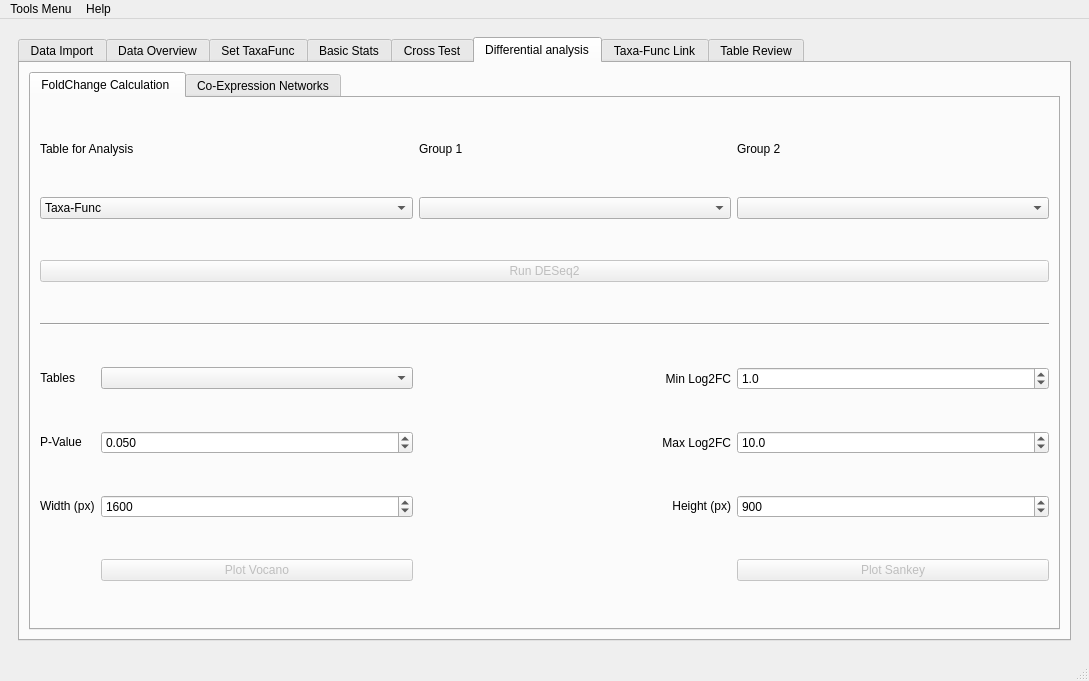
Before: the Qt Designer form utils/MetaX_GUI/MainWindow.ui in byemaxx/MetaX, drawn with Qt 5.
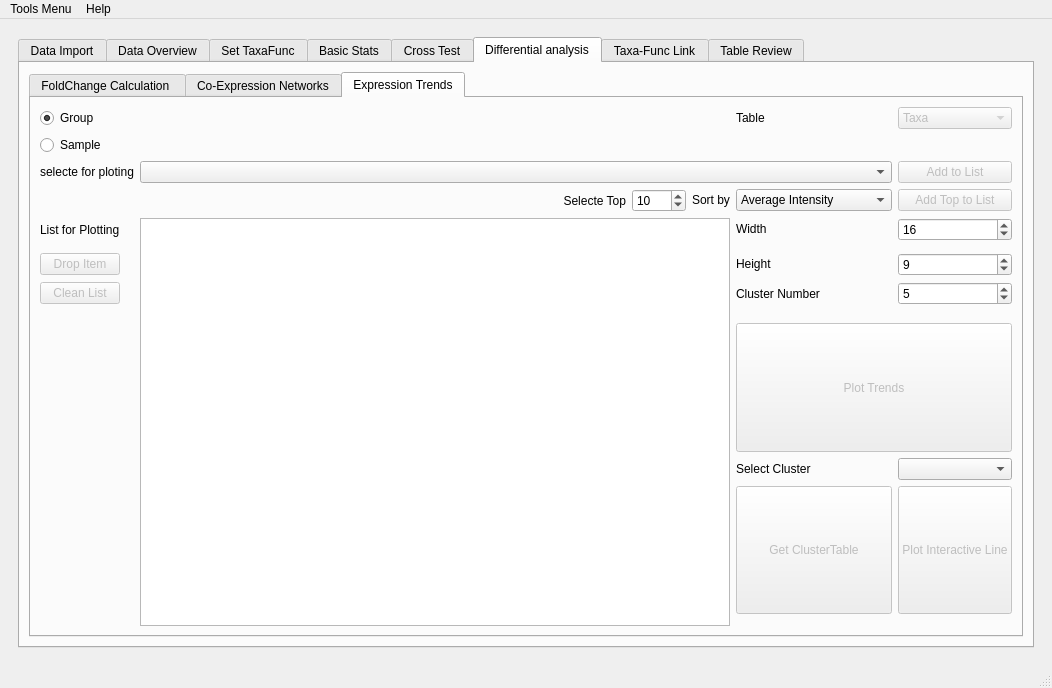
After: the same form once the commit is applied. The open tabs and pages were chosen to show the change.

What changed in the file:
```diff
--- a/utils/MetaX_GUI/MainWindow.ui
+++ b/utils/MetaX_GUI/MainWindow.ui
@@ -6,8 +6,8 @@
    <rect>
     <x>0</x>
     <y>0</y>
-    <width>1089</width>
-    <height>681</height>
+    <width>1052</width>
+    <height>688</height>
    </rect>
   </property>
   <property name="sizePolicy">
@@ -1967,7 +1967,7 @@
             <string>Differential analysis</string>
            </attribute>
            <layout class="QGridLayout" name="gridLayout_12">
-            <item row="0" column="1">
+            <item row="0" column="0">
              <widget class="QTabWidget" name="tabWidget">
               <property name="currentIndex">
                <number>0</number>
@@ -2697,6 +2697,412 @@
                 </item>
                </layout>
               </widget>
+              <widget class="QWidget" name="tab_15">
+               <attribute name="title">
+                <string>Expression Trends</string>
+               </attribute>
+               <layout class="QGridLayout" name="gridLayout_34">
+                <item row="0" column="0">
+                 <layout class="QGridLayout" name="gridLayout_33">
+                  <item row="11" column="4">
+                   <widget class="QLabel" name="label_95">
+                    <property name="text">
+                     <string>Cluster Number</string>
+                    </property>
+                   </widget>
+                  </item>
+                  <item row="3" column="3">
+                   <widget class="QLabel" name="label_91">
+                    <property name="sizePolicy">
+                     <sizepolicy hsizetype="Fixed" vsizetype="Fixed">
+                      <horstretch>0</horstretch>
+                      <verstretch>0</verstretch>
+                     </sizepolicy>
+                    </property>
+                    <property name="text">
+                     <string>Sort by</string>
+                    </property>
+                   </widget>
+                  </item>
+                  <item row="10" column="0">
+                   <widget class="QPushButton" name="pushButton_trends_drop_item">
+                    <property name="enabled">
+                     <bool>false</bool>
+                    </property>
+                    <property name="sizePolicy">
+                     <sizepolicy hsizetype="Fixed" vsizetype="Fixed">
+                      <horstretch>0</horstretch>
+                      <verstretch>0</verstretch>
+                     </sizepolicy>
+                    </property>
+                    <property name="text">
+                     <string>Drop Item</string>
+                    </property>
+                   </widget>
+                  </item>
+                  <item row="0" column="4">
+                   <widget class="QLabel" name="label_96">
+                    <property name="text">
+                     <string>Table</string>
+                    </property>
+                   </widget>
+                  </item>
+                  <item row="8" column="5">
+                   <widget class="QSpinBox" name="spinBox_trends_width">
+                    <property name="minimum">
+                     <number>1</number>
+                    </property>
+                    <property name="maximum">
+                     <number>200</number>
+                    </property>
+                    <property name="value">
+                     <number>16</number>
+                    </property>
+                   </widget>
+                  </item>
+                  <item row="16" column="5">
+                   <widget class="QPushButton" name="pushButton_trends_plot_interactive_line">
+                    <property name="enabled">
+                     <bool>false</bool>
+                    </property>
+                    <property name="sizePolicy">
+                     <sizepolicy hsizetype="Minimum" vsizetype="MinimumExpanding">
+                      <horstretch>0</horstretch>
+                      <verstretch>0</verstretch>
+                     </sizepolicy>
+                    </property>
+                    <property name="text">
+                     <string>Plot Interactive Line</string>
+                    </property>
+                   </widget>
+                  </item>
+                  <item row="11" column="0">
+                   <widget class="QPushButton" name="pushButton_trends_clean_list">
+                    <property name="enabled">
+                     <bool>false</bool>
+                    </property>
+                    <property name="sizePolicy">
+                     <sizepolicy hsizetype="Fixed" vsizetype="Fixed">
+                      <horstretch>0</horstretch>
+                      <verstretch>0</verstretch>
+                     </sizepolicy>
+                    </property>
+                    <property name="text">
+                     <string>Clean List</string>
+                    </property>
+                   </widget>
+                  </item>
+                  <item row="3" column="5">
+                   <widget class="QPushButton" name="pushButton_trends_add_top">
+                    <property name="enabled">
+                     <bool>false</bool>
+                    </property>
+                    <property name="sizePolicy">
+                     <sizepolicy hsizetype="Preferred" vsizetype="Fixed">
+                      <horstretch>0</horstretch>
+                      <verstretch>0</verstretch>
+                     </sizepolicy>
+                    </property>
+                    <property name="text">
+                     <string>Add Top to List</string>
+                    </property>
+                   </widget>
+                  </item>
+                  <item row="0" column="1" colspan="3">
+                   <layout class="QVBoxLayout" name="verticalLayout_trends_group"/>
+                  </item>
+                  <item row="8" column="4">
+                   <widget class="QLabel" name="label_97">
+                    <property name="sizePolicy">
+                     <sizepolicy hsizetype="Fixed" vsizetype="Fixed">
+                      <horstretch>0</horstretch>
+                      <verstretch>0</verstretch>
+                     </sizepolicy>
+                    </property>
+                    <property name="text">
+                     <string>Width</string>
+                    </property>
+                   </widget>
+                  </item>
+                  <item row="3" column="2">
+                   <widget class="QSpinBox" name="spinBox_trends_top_num">
+                    <property name="sizePolicy">
+                     <sizepolicy hsizetype="Preferred" vsizetype="Fixed">
+                      <horstretch>0</horstretch>
+                      <verstretch>0</verstretch>
+                     </sizepolicy>
+                    </property>
+                    <property name="minimum">
+                     <number>1</number>
+                    </property>
+                    <property name="maximum">
+                     <number>9999</number>
+                    </property>
+                    <property name="value">
+                     <number>10</number>
+                    </property>
+                   </widget>
+                  </item>
+                  <item row="8" column="0">
+                   <widget class="QLabel" name="label_98">
+                    <property name="text">
+                     <string>List for Plotting</string>
+                    </property>
+                   </widget>
+                  </item>
+                  <item row="15" column="4">
+                   <widget class="QLabel" name="label_93">
+                    <property name="text">
+                     <string>Select Cluster</string>
+                    </property>
+                   </widget>
+                  </item>
+                  <item row="16" column="4">
+                   <widget class="QPushButton" name="pushButton_trends_get_trends_table">
+                    <property name="enabled">
+                     <bool>false</bool>
+                    </property>
+                    <property name="sizePolicy">
+                     <sizepolicy hsizetype="Minimum" vsizetype="Preferred">
+                      <horstretch>0</horstretch>
+                      <verstretch>0</verstretch>
+                     </sizepolicy>
+                    </property>
+                    <property name="text">
+                     <string>Get ClusterTable</string>
+                    </property>
+                   </widget>
+                  </item>
+                  <item row="2" column="1" colspan="4">
+                   <widget class="QComboBox" name="comboBox_trends_selection_list">
+                    <property name="sizePolicy">
+                     <sizepolicy hsizetype="Preferred" vsizetype="Preferred">
+                      <horstretch>0</horstretch>
+                      <verstretch>0</verstretch>
+                     </sizepolicy>
+                    </property>
+                    <property name="minimumSize">
+                     <size>
+                      <width>650</width>
+                      <height>0</height>
+                     </size>
+                    </property>
+                   </widget>
+                  </item>
+                  <item row="3" column="1">
+                   <widget class="QLabel" name="label_99">
+                    <property name="sizePolicy">
+                     <sizepolicy hsizetype="Expanding" vsizetype="Preferred">
+                      <horstretch>0</horstretch>
+                      <verstretch>0</verstretch>
+                     </sizepolicy>
+                    </property>
+                    <property name="text">
+                     <string>Selecte Top</string>
+                    </property>
+                    <property name="alignment">
+                     <set>Qt::AlignRight|Qt::AlignTrailing|Qt::AlignVCenter</set>
+                    </property>
+                   </widget>
+                  </item>
+                  <item row="8" column="1" rowspan="11" colspan="3">
+                   <widget class="QListWidget" name="listWidget_trends_list_for_ploting">
+                    <property name="sizePolicy">
+                     <sizepolicy hsizetype="Preferred" vsizetype="Preferred">
+                      <horstretch>0</horstretch>
+                      <verstretch>0</verstretch>
+                     </sizepolicy>
+                    </property>
+                   </widget>
+                  </item>
+                  <item row="14" column="4" colspan="2">
+                   <widget class="QPushButton" name="pushButton_trends_plot_trends">
+                    <property name="enabled">
+                     <bool>false</bool>
+                    </property>
+                    <property name="sizePolicy">
+                     <sizepolicy hsizetype="Preferred" vsizetype="MinimumExpanding">
+                      <horstretch>0</horstretch>
+                      <verstretch>0</verstretch>
+                     </sizepolicy>
+                    </property>
+                    <property name="text">
+                     <string>Plot Trends</string>
+                    </property>
+                   </widget>
+                  </item>
+                  <item row="3" column="4">
+                   <widget class="QComboBox" name="comboBox_trends_top_by">
+                    <item>
+                     <property name="text">
+                      <string>Average Intensity</string>
+                     </property>
+                    </item>
+                    <item>
+                     <property name="text">
+                      <string>Total Intensity</string>
+                     </property>
+                    </item>
+                    <item>
+                     <property name="text">
+                      <string>Frequency in Samples</string>
+                     </property>
+                    </item>
+                    <item>
+                     <property name="text">
+                      <string>ANOVA(p-value)</string>
+                     </property>
+                    </item>
+                    <item>
+                     <property name="text">
+                      <string>ANOVA(f-statistic)</string>
+                     </property>
+                    </item>
+                    <item>
+                     <property name="text">
+                      <string>T-TEST(p-value)</string>
+                     </property>
+                    </item>
+                    <item>
+                     <property name="text">
+                      <string>T-TEST(t-statistic)</string>
+                     </property>
+                    </item>
+                    <item>
+                     <property name="text">
+                      <string>Deseq2-up(p-value)</string>
+                     </property>
+                    </item>
+                    <item>
+                     <property name="text">
+                      <string>Deseq2-down(p-value)</string>
+                     </property>
+                    </item>
+                    <item>
+                     <property name="text">
+                      <string>Deseq2-up(log2FC)</string>
+                     </property>
+                    </item>
+                    <item>
+                     <property name="text">
+                      <string>Deseq2-down(log2FC)</string>
+                     </property>
+                    </item>
+                   </widget>
+                  </item>
+                  <item row="0" column="0">
+                   <widget class="QRadioButton" name="radioButton_trends_group">
+                    <property name="text">
+                     <string>Group</string>
+                    </property>
+                    <property name="checked">
+                     <bool>true</bool>
+                    </property>
+                   </widget>
+                  </item>
+                  <item row="0" column="5">
+                   <widget class="QComboBox" name="comboBox_trends_table">
+                    <property name="enabled">
+                     <bool>false</bool>
+                    </property>
+                    <item>
+                     <property name="text">
+                      <string>Taxa</string>
+                     </property>
+                    </item>
+                    <item>
+                     <property name="text">
+                      <string>Func</string>
+                     </property>
+                    </item>
+                    <item>
+                     <property name="text">
+                      <string>Taxa-Func</string>
+                     </property>
+                    </item>
+                    <item>
+                     <property name="text">
+                      <string>Peptide</string>
+                     </property>
+                    </item>
+                   </widget>
+                  </item>
+                  <item row="1" column="1" colspan="3">
+                   <layout class="QVBoxLayout" name="verticalLayout_trends_sample"/>
+                  </item>
+                  <item row="11" column="5">
+                   <widget class="QSpinBox" name="spinBox_trends_num_cluster">
+                    <property name="minimum">
+                     <number>1</number>
+                    </property>
+                    <property name="value">
+                     <number>5</number>
+                    </property>
+                   </widget>
+                  </item>
+                  <item row="1" column="0">
+                   <widget class="QRadioButton" name="radioButton_trends_sample">
+                    <property name="text">
+                     <string>Sample</string>
+                    </property>
+                   </widget>
+                  </item>
+                  <item row="15" column="5">
+                   <widget class="QComboBox" name="comboBox_trends_get_cluster_name"/>
+                  </item>
+                  <item row="10" column="4">
+                   <widget class="QLabel" name="label_92">
+                    <property name="sizePolicy">
+                     <sizepolicy hsizetype="Fixed" vsizetype="Fixed">
+                      <horstretch>0</horstretch>
+                      <verstretch>0</verstretch>
+                     </sizepolicy>
+                    </property>
+                    <property name="text">
+                     <string>Height</string>
+                    </property>
+                   </widget>
+                  </item>
+                  <item row="10" column="5">
+                   <widget class="QSpinBox" name="spinBox_trends_height">
+                    <property name="minimum">
+                     <number>1</number>
+                    </property>
+                    <property name="maximum">
+                     <number>200</number>
+                    </property>
+                    <property name="value">
+                     <number>9</number>
+                    </property>
+                   </widget>
+                  </item>
+                  <item row="2" column="0">
+                   <widget class="QLabel" name="label_100">
+                    <property name="text">
+                     <string>selecte for ploting</string>
+                    </property>
+                   </widget>
+                  </item>
+                  <item row="2" column="5">
+                   <widget class="QPushButton" name="pushButton_trends_add">
+                    <property name="enabled">
+                     <bool>false</bool>
+                    </property>
+                    <property name="sizePolicy">
+                     <sizepolicy hsizetype="Preferred" vsizetype="Fixed">
+                      <horstretch>0</horstretch>
+                      <verstretch>0</verstretch>
+                     </sizepolicy>
+                    </property>
+                    <property name="text">
+                     <string>Add to List</string>
+                    </property>
+                   </widget>
+                  </item>
+                 </layout>
+                </item>
+               </layout>
+              </widget>
              </widget>
             </item>
            </layout>
@@ -4147,8 +4553,8 @@
     <rect>
      <x>0</x>
      <y>0</y>
-     <width>1089</width>
-     <height>21</height>
+     <width>1052</width>
+     <height>22</height>
     </rect>
    </property>
    <widget class="QMenu" name="menuTools">
```
Left out of the diff: 911 changed lines with no effect on the pictures.
